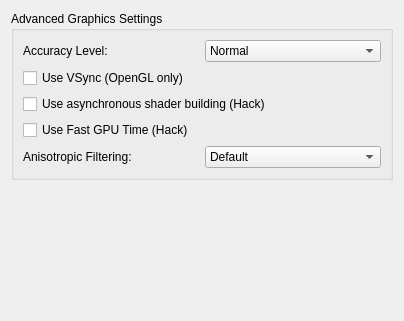
QuantumGhost/yuzu, file src/yuzu/configuration/configure_graphics_advanced.ui: the form before one commit.
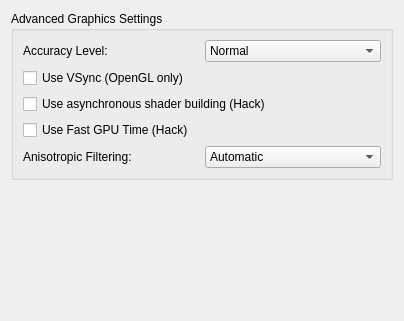
The form after the commit.

Diff of the .ui file:
```diff
--- a/src/yuzu/configuration/configure_graphics_advanced.ui
+++ b/src/yuzu/configuration/configure_graphics_advanced.ui
@@ -123,6 +123,11 @@
            </item>
            <item>
             <widget class="QComboBox" name="anisotropic_filtering_combobox">
+             <item>
+              <property name="text">
+               <string>Automatic</string>
+              </property>
+             </item>
              <item>
               <property name="text">
                <string>Default</string>
```
